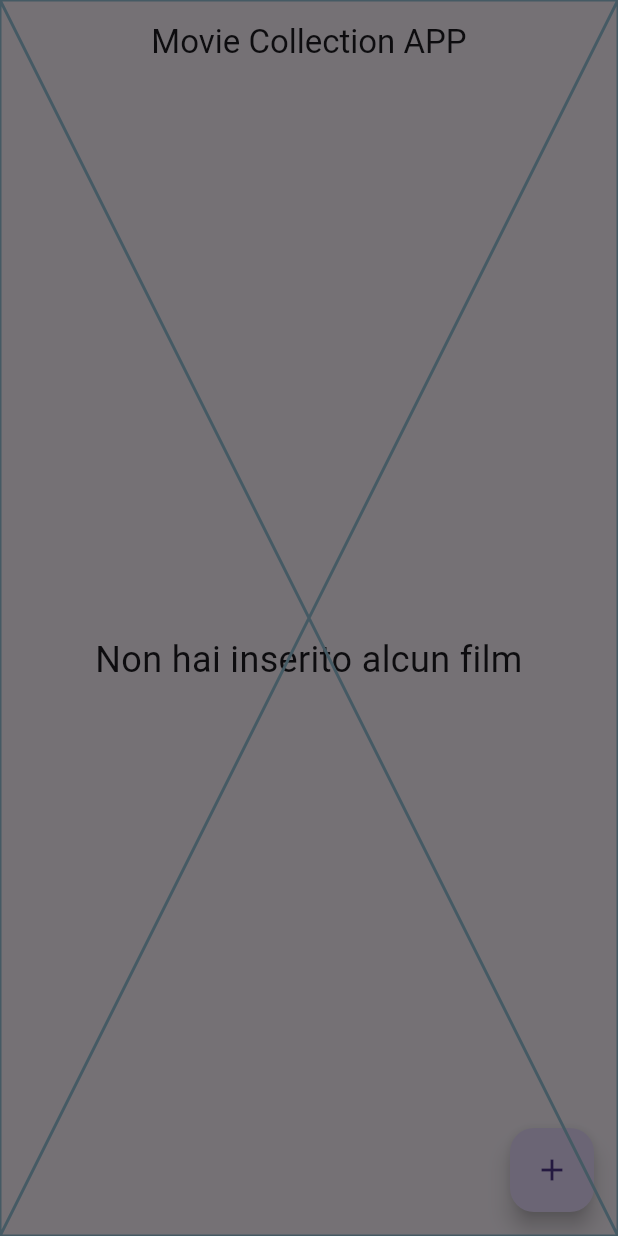
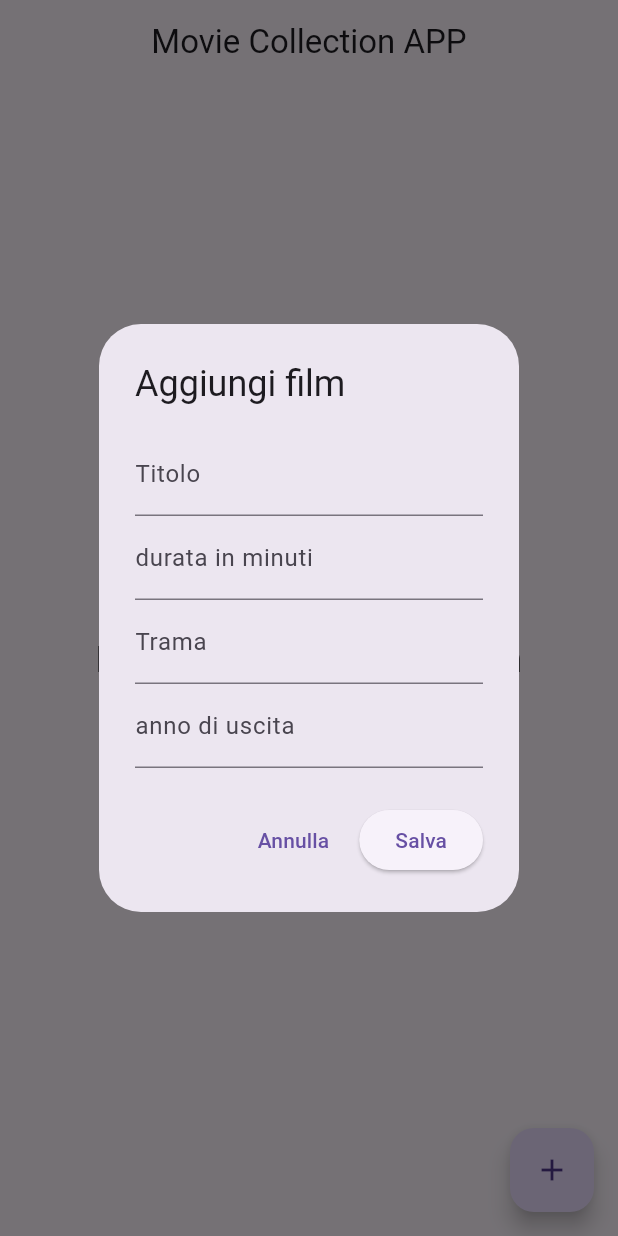
Before and after one commit to f-serenalepore/aulab-Selfwork-Progetto-Movie, a Flutter app: the screen it shows after launch, after a tap on the "add" icon, on a phone screen of 412 x 824 dp. Run offline on Flutter 3.47's test engine with Material 3 defaults, Android fonts, the phone set to English and light mode, and no system bars; our stand-ins replace sqflite; accounts and stored records are empty.

Commit message:
UI Modale

```diff
--- a/lib/services/movie_service.dart
+++ b/lib/services/movie_service.dart
@@ -1,4 +1,3 @@
-import 'package:flutter/material.dart';
 import 'package:moviesqlitemvvm/models/movie.dart';
 import 'package:sqflite/sqflite.dart';
 import 'package:path/path.dart';
--- a/lib/views/components/movie_form_dialog.dart
+++ b/lib/views/components/movie_form_dialog.dart
@@ -62,6 +62,58 @@
 
   @override
   Widget build(BuildContext context) {
-    return const Placeholder();
+    return AlertDialog(
+      title: Text(widget.movie == null ? 'Aggiungi film' : "modifica film"),
+      content: SingleChildScrollView(
+        key: _formKey,
+        child: Form(
+          child: Column(
+            children: [
+              TextFormField(
+                controller: _titleController,
+                decoration: const InputDecoration(labelText: "Titolo"),
+                validator: (value) => value == null || value.isEmpty
+                    ? "campo obbligatorio"
+                    : null,
+              ),
+              TextFormField(
+                controller: _durationController,
+                decoration: const InputDecoration(
+                  labelText: "durata in minuti",
+                ),
+                keyboardType: TextInputType.number,
+                validator: (value) =>
+                    value == null || int.tryParse(value) == null
+                    ? "inserisci un numero"
+                    : null,
+              ),
+              TextFormField(
+                controller: _plotController,
+                decoration: const InputDecoration(labelText: "Trama"),
+                validator: (value) => value == null || value.isEmpty
+                    ? "trama obbligatoria"
+                    : null,
+              ),
+              TextFormField(
+                controller: _yearController,
+                decoration: const InputDecoration(labelText: "anno di uscita"),
+                keyboardType: TextInputType.number,
+                validator: (value) =>
+                    value == null || int.tryParse(value) == null
+                    ? "inserisci un anno valido"
+                    : null,
+              ),
+            ],
+          ),
+        ),
+      ),
+      actions: [
+        TextButton(
+          onPressed: () => Navigator.of(context).pop(),
+          child: const Text("Annulla"),
+        ),
+        ElevatedButton(onPressed: _submitForm, child: const Text("Salva")),
+      ],
+    );
   }
 }
--- a/lib/views/home_view.dart
+++ b/lib/views/home_view.dart
@@ -9,7 +9,7 @@
   @override
   Widget build(BuildContext context) {
     WidgetsBinding.instance.addPostFrameCallback((_) {
-      context.read<MovieViewModel>().fetchMovies();
+      context.watch<MovieViewModel>().fetchMovies();
     });
     return Scaffold(
       appBar: AppBar(title: Text("Movie Collection APP"), centerTitle: true),
```
